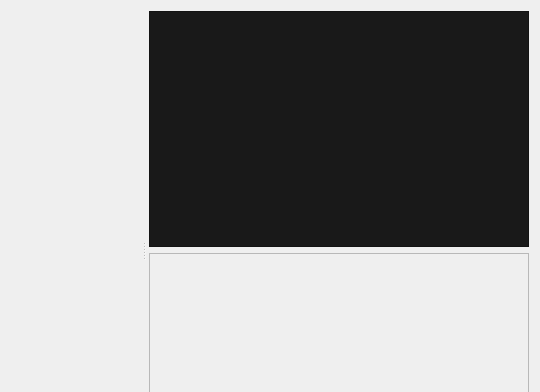
Qt form src/windows/ui/title-editor.ui (OpenShot/openshot-qt) before a commit; both pictures show x 240 to 780 and y 0 to 392 of the 780 by 527 pixel window.
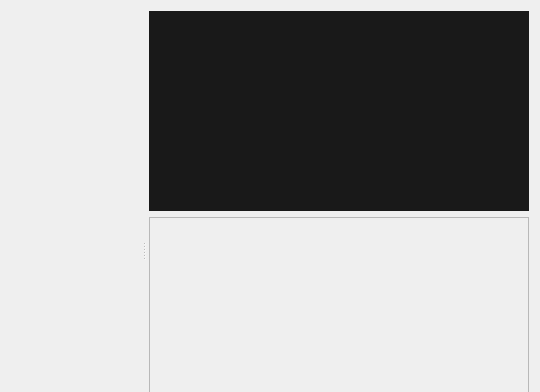
The same form after that commit. Icons and pictures are not drawn.

Commit message: - Updated AudioThumbnail for High DPI - Fixed preview image on Title and Animated Title editors for High DPI - Added high DPI keyframe indicators (curves in property editor) - Updated image resource file with the above high DPI images

The edit to the form file:
```diff
--- a/src/windows/ui/title-editor.ui
+++ b/src/windows/ui/title-editor.ui
@@ -108,8 +108,8 @@
            <rect>
             <x>0</x>
             <y>0</y>
-            <width>338</width>
-            <height>224</height>
+            <width>378</width>
+            <height>252</height>
            </rect>
           </property>
           <layout class="QFormLayout" name="formLayout">
@@ -121,15 +121,18 @@
         </widget>
        </item>
        <item row="0" column="0">
-        <widget class="QGraphicsView" name="graphicsView">
+        <widget class="QLabel" name="lblPreviewLabel">
+         <property name="minimumSize">
+          <size>
+           <width>0</width>
+           <height>200</height>
+          </size>
+         </property>
          <property name="styleSheet">
           <string notr="true">background-color: #191919;</string>
          </property>
-         <property name="verticalScrollBarPolicy">
-          <enum>Qt::ScrollBarAlwaysOff</enum>
-         </property>
-         <property name="horizontalScrollBarPolicy">
-          <enum>Qt::ScrollBarAlwaysOff</enum>
+         <property name="text">
+          <string/>
          </property>
         </widget>
        </item>
```
Left out of the diff: 2 changed lines with no effect on the pictures. The commit also changes 13 other files.
